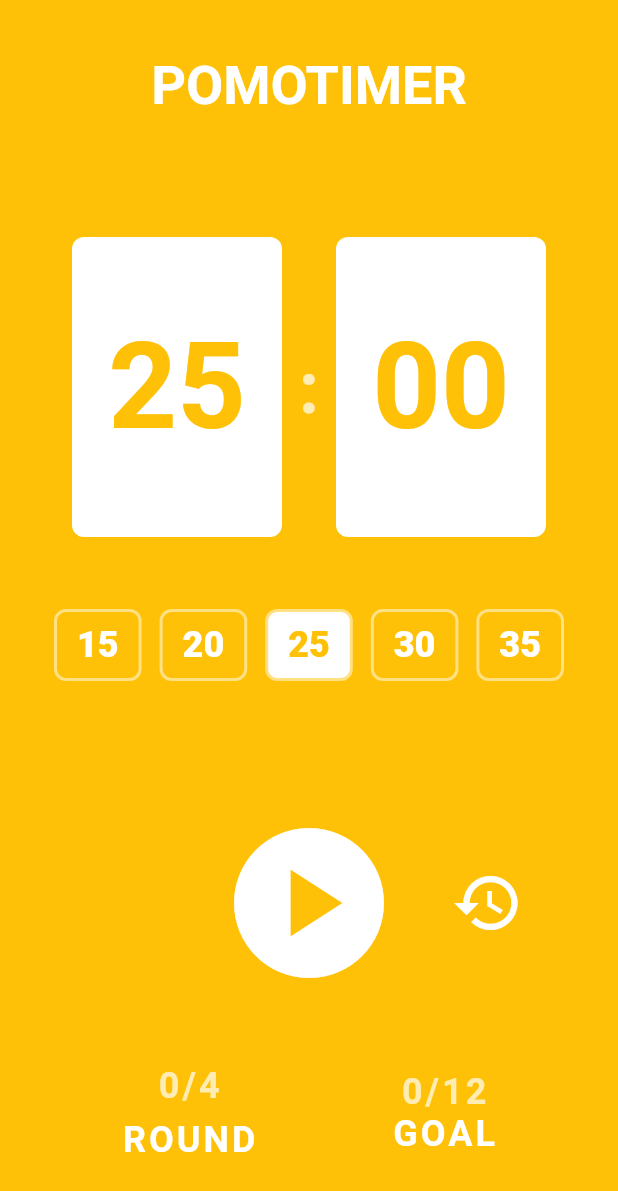
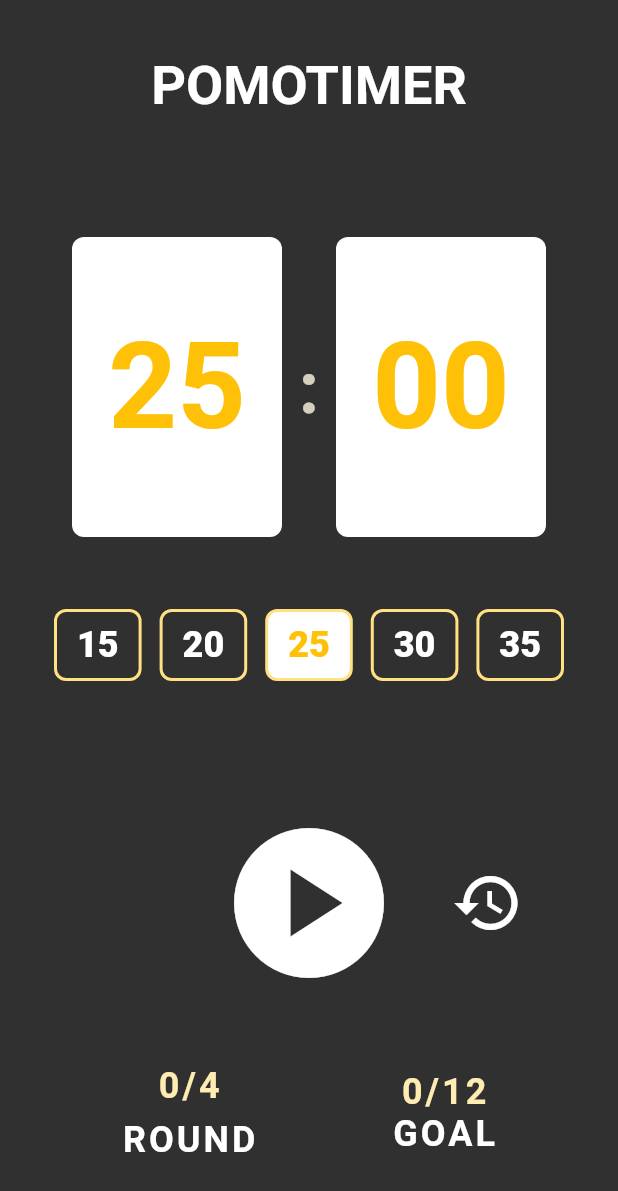
Before and after one commit to Jinwook-Song/flutter_challenge, a Flutter app: the screen it shows after launch, on a phone screen of 412 x 824 dp. Shown: the top 1191 px of the screen. Run offline on Flutter 3.47's test engine with Material 2 defaults, Android fonts, the phone set to English and light mode, and no system bars; our stand-ins replace lottie.

```diff
--- a/lib/main.dart
+++ b/lib/main.dart
@@ -1,6 +1,7 @@
 import 'dart:async';
 
 import 'package:flutter/material.dart';
+import 'package:lottie/lottie.dart';
 
 void main() {
   runApp(const MyApp());
@@ -16,10 +17,10 @@ class MyApp extends StatelessWidget {
       theme: ThemeData(
         brightness: Brightness.dark,
         appBarTheme: const AppBarTheme(
-          color: Colors.amber,
+          // color: Colors.amber,
           elevation: 0,
         ),
-        scaffoldBackgroundColor: Colors.amber,
+        // scaffoldBackgroundColor: Colors.amber,
       ),
       home: const MyWidget(),
     );
@@ -95,7 +96,7 @@ class _MyWidgetState extends State<MyWidget> {
   void _startBreakTime() {
     _isBreaking = true;
     _breakTimer = Timer.periodic(
-      const Duration(milliseconds: 10),
+      const Duration(milliseconds: 20),
       _handleBreakTick,
     );
   }
@@ -245,11 +246,12 @@ class _MyWidgetState extends State<MyWidget> {
               ),
               const SizedBox(height: 80),
               _isBreaking
-                  ? IconButton(
-                      onPressed: () {},
-                      iconSize: 120,
-                      icon: const Icon(
-                        Icons.airline_seat_recline_extra,
+                  ? SizedBox(
+                      // color: Colors.white,
+                      width: 136,
+                      height: 136,
+                      child: Lottie.asset(
+                        'assets/coffee-break.json',
                       ),
                     )
                   : Row(
```
Also changed, not shown: assets/coffee-break.json (added, +1 -0 lines), pubspec.yaml (+3 -4 lines), pubspec.lock, 2 other files.
